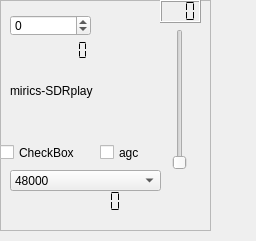
Qt form swreceiver/plugins/input/sdrplay/sdrplay-widget.ui (JvanKatwijk/sdr-j-sw) before a commit.
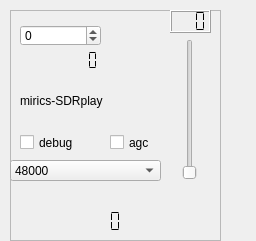
The same form after that commit.

What changed in the file:
```diff
--- a/swreceiver/plugins/input/sdrplay/sdrplay-widget.ui
+++ b/swreceiver/plugins/input/sdrplay/sdrplay-widget.ui
@@ -16,8 +16,8 @@
   <widget class="QFrame" name="frame">
    <property name="geometry">
     <rect>
-     <x>0</x>
-     <y>0</y>
+     <x>10</x>
+     <y>10</y>
      <width>211</width>
      <height>231</height>
     </rect>
@@ -103,7 +103,7 @@
     <property name="geometry">
      <rect>
       <x>100</x>
-      <y>140</y>
+      <y>120</y>
       <width>51</width>
       <height>25</height>
      </rect>
@@ -128,24 +128,11 @@
      <number>200</number>
     </property>
    </widget>
-   <widget class="QCheckBox" name="debugBox">
-    <property name="geometry">
-     <rect>
-      <x>0</x>
-      <y>140</y>
-      <width>91</width>
-      <height>25</height>
-     </rect>
-    </property>
-    <property name="text">
-     <string>CheckBox</string>
-    </property>
-   </widget>
    <widget class="QComboBox" name="rateSelector">
     <property name="geometry">
      <rect>
-      <x>10</x>
-      <y>170</y>
+      <x>0</x>
+      <y>150</y>
       <width>151</width>
       <height>21</height>
      </rect>
@@ -184,8 +171,8 @@
    <widget class="QLCDNumber" name="rateDisplay">
     <property name="geometry">
      <rect>
-      <x>10</x>
-      <y>190</y>
+      <x>0</x>
+      <y>200</y>
       <width>151</width>
       <height>23</height>
      </rect>
@@ -200,6 +187,19 @@
      <enum>QLCDNumber::Flat</enum>
     </property>
    </widget>
+   <widget class="QCheckBox" name="debugBox">
+    <property name="geometry">
+     <rect>
+      <x>10</x>
+      <y>120</y>
+      <width>91</width>
+      <height>25</height>
+     </rect>
+    </property>
+    <property name="text">
+     <string>debug</string>
+    </property>
+   </widget>
   </widget>
  </widget>
  <resources/>
```
